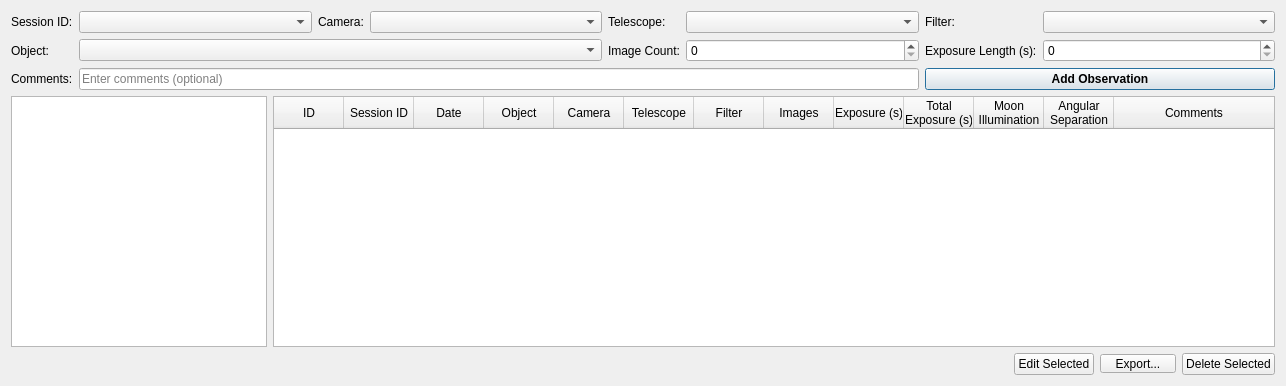
Old version of the form observation_tab.ui in the repository prookyon/MonoObsLog.
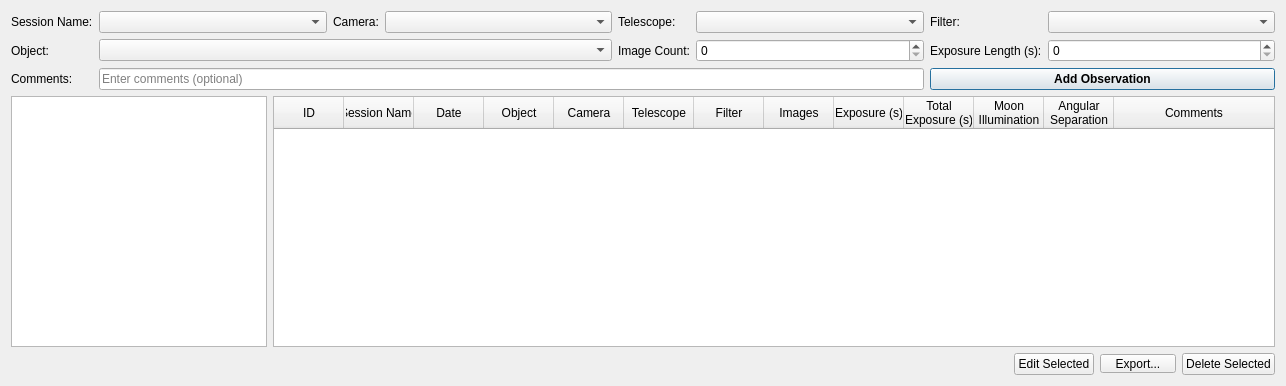
New version of the form.

```diff
--- a/observation_tab.ui
+++ b/observation_tab.ui
@@ -16,7 +16,7 @@
      <item row="0" column="0">
       <widget class="QLabel" name="sessionIdLabel">
        <property name="text">
-        <string>Session ID:</string>
+        <string>Session Name:</string>
        </property>
       </widget>
      </item>
@@ -167,7 +167,7 @@
        </column>
        <column>
         <property name="text">
-         <string>Session ID</string>
+         <string>Session Name</string>
         </property>
        </column>
        <column>
```
Left out of the diff: 4 changed lines with no effect on the pictures.
